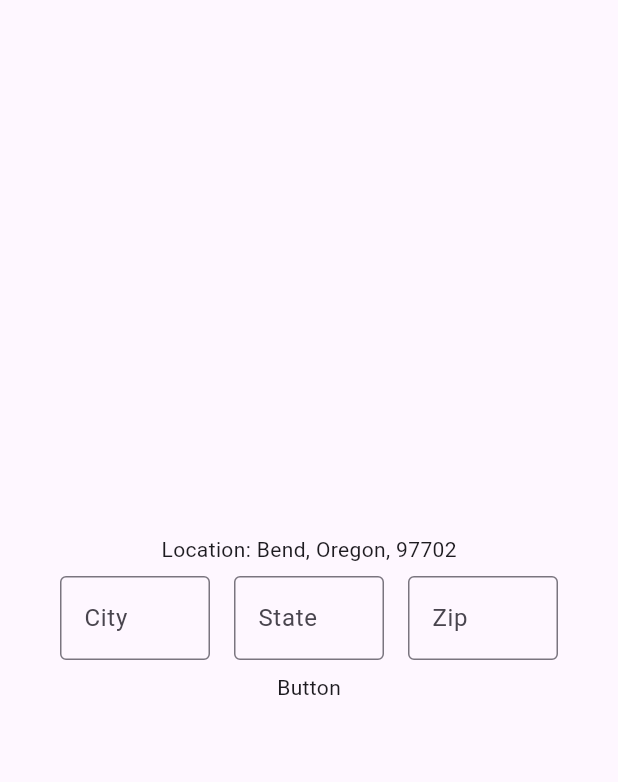
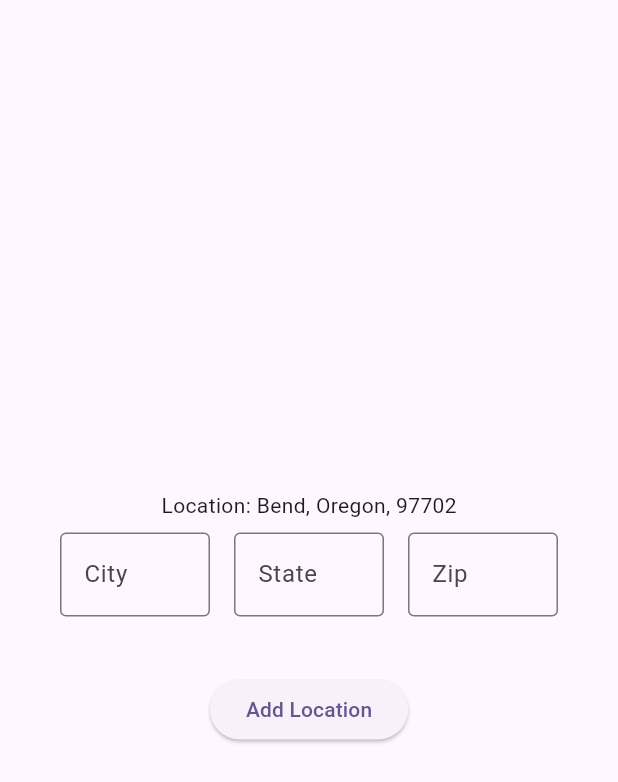
Before and after one commit to theusaf/osu-cs492-weather-app, a Flutter app: the screen it shows after launch, on a phone screen of 412 x 824 dp. Shown: the top 782 px of the screen. Run offline on Flutter 3.47's test engine with Material 3 defaults, Android fonts, the phone set to English and light mode, and no system bars; our stand-ins replace geocoding, geolocator.

Commit message:
Finish Day 1

```diff
--- a/lib/components/location.dart
+++ b/lib/components/location.dart
@@ -1,4 +1,5 @@
 import 'package:flutter/material.dart';
+import 'package:flutter/services.dart';
 import '../models/location.dart';
 
 class Location extends StatefulWidget {
@@ -16,6 +17,11 @@ class _LocationState extends State<Location> {
   String city = "Bend";
   String zip = "97702";
 
+  final cityController = TextEditingController();
+  final stateController = TextEditingController();
+  final zipController = TextEditingController();
+
+
   void getLocation() async {
     WeatherLocation location = await getLocationFromGPS();
     setState(() {
@@ -31,6 +37,16 @@ class _LocationState extends State<Location> {
     getLocation();
   }
 
+  void addLocationButtonPressed() async{
+    WeatherLocation location = await getLocationFromAddress(cityController.text, stateController.text, zipController.text);
+
+    setState(() {
+      state = location.state;
+      city = location.city;
+      zip = location.zip;
+    });
+  }
+
   @override
   Widget build(BuildContext context) {
     return Column(
@@ -44,7 +60,8 @@ class _LocationState extends State<Location> {
             child: SizedBox(
               width: 100.0,
               child: TextField(
-              decoration: InputDecoration(
+                controller: cityController,
+                decoration: const InputDecoration(
                 border: OutlineInputBorder(),
                 labelText: 'City',)),
             ),
@@ -54,7 +71,8 @@ class _LocationState extends State<Location> {
             child: SizedBox(
               width: 100.0,
               child: TextField(
-              decoration: InputDecoration(
+                controller: stateController,
+                decoration: const InputDecoration(
                 border: OutlineInputBorder(),
                 labelText: 'State',)),
             ),
@@ -64,14 +82,19 @@ class _LocationState extends State<Location> {
             child: SizedBox(
               width: 100.0,
               child: TextField(
-              decoration: InputDecoration(
+                controller: zipController,
+                decoration: const InputDecoration(
                 border: OutlineInputBorder(),
                 labelText: 'Zip',)),
             ),
           )
           ],
         ),
-        const Text("Button")
+        const SizedBox(height: 30),
+          ElevatedButton(
+            onPressed: addLocationButtonPressed,
+            child: const Text('Add Location'),
+          ),
       ],
     );
   }
```
Also changed, not shown: lib/models/location.dart (+35 -2 lines).
